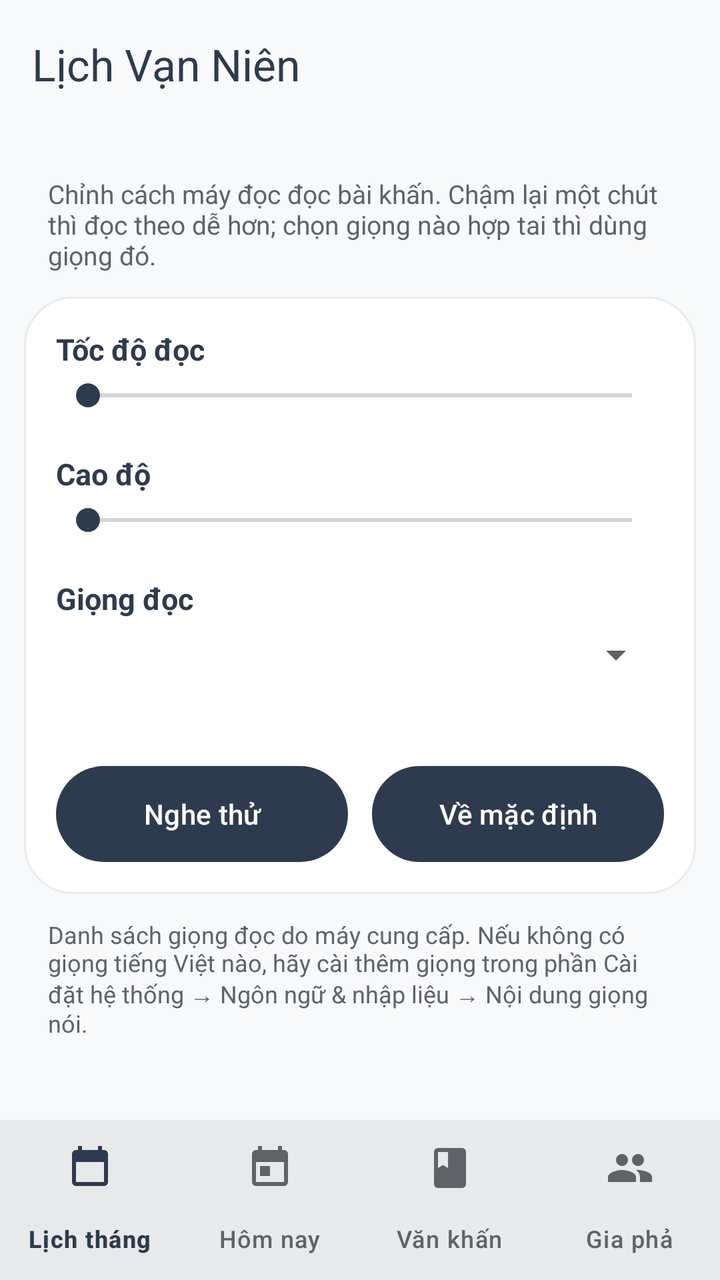
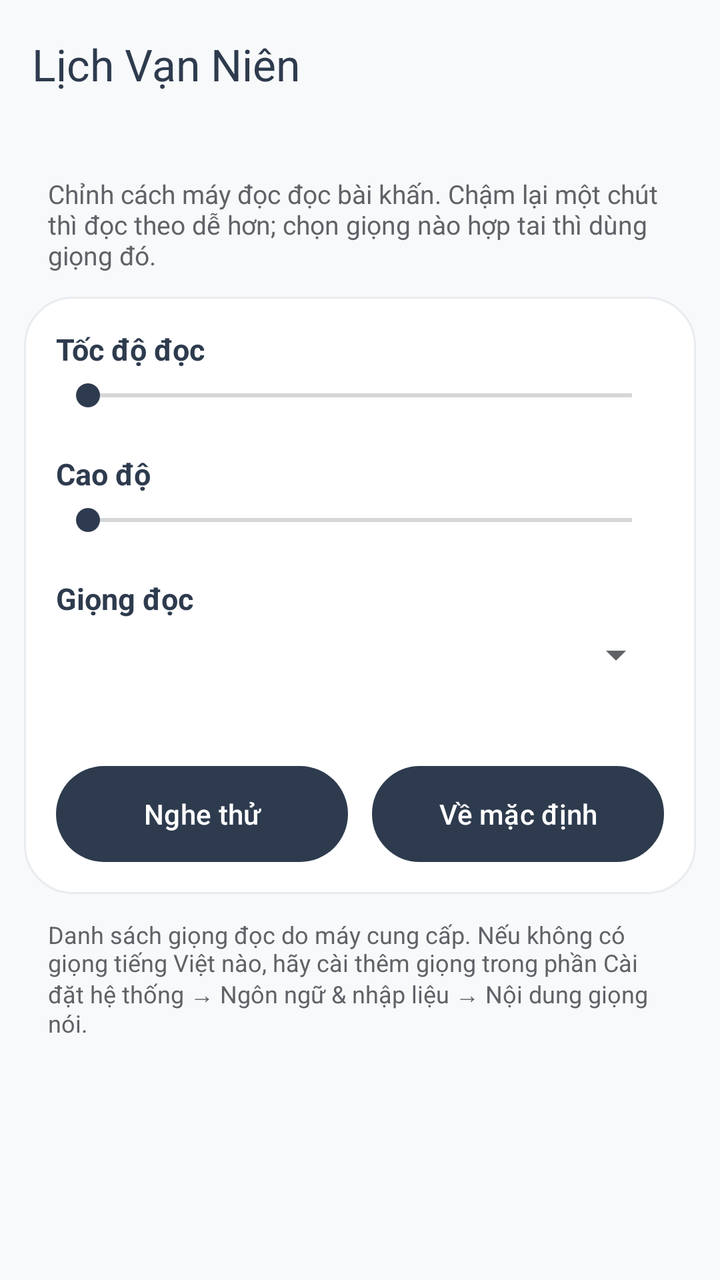

Two renders of the same Android screen: before a commit and after it. Below are the layout's source before the change and the commit's diff.
<!-- AndroidManifest.xml: activity theme AppTheme -->
<!-- res/layout/activity_tts_settings.xml -->
<?xml version="1.0" encoding="utf-8"?>
<LinearLayout xmlns:android="http://schemas.android.com/apk/res/android"
    xmlns:app="http://schemas.android.com/apk/res-auto"
    android:layout_width="match_parent"
    android:layout_height="match_parent"
    android:background="?attr/colorSurface"
    android:orientation="vertical"
    android:id="@+id/app_root">

    <include layout="@layout/app_header" />
    <LinearLayout
        android:id="@+id/app_body"
        android:layout_width="match_parent"
        android:layout_height="0dp"
        android:layout_weight="1"
        android:orientation="vertical">


    <ScrollView
        android:layout_width="match_parent"
        android:layout_height="match_parent">

        <LinearLayout
            android:layout_width="match_parent"
            android:layout_height="wrap_content"
            android:orientation="vertical"
            android:padding="12dp">

            <TextView
                android:layout_width="match_parent"
                android:layout_height="wrap_content"
                android:padding="12dp"
                android:text="Chỉnh cách máy đọc đọc bài khấn. Chậm lại một chút thì đọc theo dễ hơn; chọn giọng nào hợp tai thì dùng giọng đó."
                android:textColor="@color/textSecondary"
                android:textSize="13sp" />

            <LinearLayout
                android:layout_width="match_parent"
                android:layout_height="wrap_content"
                android:background="@drawable/month_card_background"
                android:orientation="vertical"
                android:padding="16dp">

                <TextView
                    android:id="@+id/speech_rate_label"
                    android:layout_width="match_parent"
                    android:layout_height="wrap_content"
                    android:text="Tốc độ đọc"
                    android:textColor="@color/textPrimary"
                    android:textSize="15sp"
                    android:textStyle="bold" />

                <SeekBar
                    android:id="@+id/speech_rate_seek"
                    android:layout_width="match_parent"
                    android:layout_height="wrap_content"
                    android:layout_marginTop="4dp"
                    android:layout_marginBottom="20dp"
                    android:max="100"
                    android:progressTint="@color/primaryColor"
                    android:thumbTint="@color/primaryColor" />

                <TextView
                    android:id="@+id/speech_pitch_label"
                    android:layout_width="match_parent"
                    android:layout_height="wrap_content"
                    android:text="Cao độ"
                    android:textColor="@color/textPrimary"
                    android:textSize="15sp"
                    android:textStyle="bold" />

                <SeekBar
                    android:id="@+id/speech_pitch_seek"
                    android:layout_width="match_parent"
                    android:layout_height="wrap_content"
                    android:layout_marginTop="4dp"
                    android:layout_marginBottom="20dp"
                    android:max="100"
                    android:progressTint="@color/primaryColor"
                    android:thumbTint="@color/primaryColor" />

                <TextView
                    android:layout_width="match_parent"
                    android:layout_height="wrap_content"
                    android:text="Giọng đọc"
                    android:textColor="@color/textPrimary"
                    android:textSize="15sp"
                    android:textStyle="bold" />

                <Spinner
                    android:id="@+id/speech_voice_spinner"
                    android:layout_width="match_parent"
                    android:layout_height="wrap_content"
                    android:layout_marginTop="6dp" />

                <TextView
                    android:id="@+id/speech_voice_state"
                    android:layout_width="match_parent"
                    android:layout_height="wrap_content"
                    android:layout_marginTop="10dp"
                    android:textColor="@color/textSecondary"
                    android:textSize="13sp" />

                <LinearLayout
                    android:layout_width="match_parent"
                    android:layout_height="wrap_content"
                    android:layout_marginTop="16dp"
                    android:orientation="horizontal">

                    <Button
                        android:id="@+id/speech_preview_button"
                        android:layout_width="0dp"
                        android:layout_height="48dp"
                        android:layout_marginEnd="6dp"
                        android:layout_weight="1"
                        android:background="@drawable/month_primary_button_background"
                        android:text="Nghe thử"
                        android:textColor="@color/textLight"
                        android:textSize="14sp" />

                    <Button
                        android:id="@+id/speech_reset_button"
                        android:layout_width="0dp"
                        android:layout_height="48dp"
                        android:layout_marginStart="6dp"
                        android:layout_weight="1"
                        android:background="@drawable/button_modern"
                        android:text="Về mặc định"
                        android:textColor="@color/textLight"
                        android:textSize="14sp" />
                </LinearLayout>
            </LinearLayout>

            <TextView
                android:layout_width="match_parent"
                android:layout_height="wrap_content"
                android:padding="12dp"
                android:text="Danh sách giọng đọc do máy cung cấp. Nếu không có giọng tiếng Việt nào, hãy cài thêm giọng trong phần Cài đặt hệ thống → Ngôn ngữ &amp; nhập liệu → Nội dung giọng nói."
                android:textColor="@color/textSecondary"
                android:textSize="12sp" />

        </LinearLayout>
    </ScrollView>

        </LinearLayout>

<include layout="@layout/app_bottom_nav" />

</LinearLayout>
<!-- res/layout/app_header.xml (included above) -->
<?xml version="1.0" encoding="utf-8"?>
<com.google.android.material.appbar.MaterialToolbar xmlns:android="http://schemas.android.com/apk/res/android"
    xmlns:app="http://schemas.android.com/apk/res-auto"
    android:id="@+id/toolbar"
    android:layout_width="match_parent"
    android:layout_height="?attr/actionBarSize"
    android:background="?attr/colorSurface"
    android:elevation="0dp"
    app:navigationIconTint="?attr/colorOnSurface"
    app:title="@string/app_name"
    app:titleTextColor="?attr/colorOnSurface" />
<!-- res/layout/app_bottom_nav.xml (included above) -->
<?xml version="1.0" encoding="utf-8"?>
<com.google.android.material.bottomnavigation.BottomNavigationView xmlns:android="http://schemas.android.com/apk/res/android"
    xmlns:app="http://schemas.android.com/apk/res-auto"
    android:id="@+id/bottom_navigation"
    android:layout_width="match_parent"
    android:layout_height="wrap_content"
    android:background="?attr/colorSurface"
    android:elevation="3dp"
    app:itemIconTint="@color/bottom_nav_item_color"
    app:itemTextColor="@color/bottom_nav_item_color"
    app:labelVisibilityMode="labeled"
    app:menu="@menu/main_bottom_nav" />
<!-- resources referenced by this layout -->
<resources>
  <color name="primaryColor">#2E3B4E</color>
  <color name="textLight">#FFFFFF</color>
  <color name="textPrimary">#2E3B4E</color>
  <color name="textSecondary">#5F6368</color>
  <!-- drawable button_modern (drawable) -->
  <?xml version="1.0" encoding="utf-8"?>
  <selector xmlns:android="http://schemas.android.com/apk/res/android">
      <item android:state_pressed="true">
          <shape android:shape="rectangle">
              <gradient
                  android:angle="45"
                  android:startColor="@color/primaryDarkColor"
                  android:endColor="@color/primaryColor"
                  android:type="linear" />
              <corners android:radius="25dp" />
              <stroke
                  android:width="2dp"
                  android:color="@color/secondaryColor" />
          </shape>
      </item>
      
      <item>
          <shape android:shape="rectangle">
              <gradient
                  android:angle="45"
                  android:startColor="@color/primaryColor"
                  android:endColor="@color/primaryLightColor"
                  android:type="linear" />
              <corners android:radius="25dp" />
              <stroke
                  android:width="1dp"
                  android:color="@color/secondaryColor" />
          </shape>
      </item>
  </selector>
  <!-- drawable month_card_background (drawable) -->
  <?xml version="1.0" encoding="utf-8"?>
  <shape xmlns:android="http://schemas.android.com/apk/res/android">
      <solid android:color="?attr/colorSurfaceVariant" />
      <corners android:radius="24dp" />
      <stroke
          android:width="1dp"
          android:color="?attr/colorOutline" />
  </shape>
  <!-- drawable month_primary_button_background (drawable) -->
  <?xml version="1.0" encoding="utf-8"?>
  <shape xmlns:android="http://schemas.android.com/apk/res/android">
      <solid android:color="@color/weekendColor" />
      <corners android:radius="24dp" />
  </shape>
  <string name="app_name">Lịch Vạn Niên</string>
  <style name="AppTheme" parent="Theme.Material3.Light.NoActionBar">
          <item name="colorPrimary">@color/primaryColor</item>
          <item name="colorOnPrimary">@color/textLight</item>
          <item name="colorPrimaryContainer">@color/monthTonal</item>
          <item name="colorOnPrimaryContainer">@color/primaryDarkColor</item>
          <item name="colorSecondary">@color/secondaryColor</item>
          <item name="colorOnSecondary">@color/textLight</item>
          <item name="colorSecondaryContainer">@color/monthTonal</item>
          <item name="colorOnSecondaryContainer">@color/primaryDarkColor</item> 
          <item name="colorSurface">@color/backgroundPrimary</item>
          <item name="colorOnSurface">@color/textPrimary</item>
          <item name="colorSurfaceVariant">@color/backgroundSecondary</item>
          <item name="colorOnSurfaceVariant">@color/textSecondary</item>
          <item name="colorOutline">@color/cardBorder</item>
          <item name="android:windowBackground">@color/backgroundPrimary</item>
          <item name="android:statusBarColor">@android:color/transparent</item>
          <item name="android:navigationBarColor">@android:color/transparent</item>
          <item name="android:windowLightStatusBar">true</item>
          <item name="android:windowLightNavigationBar">true</item>
          <item name="android:textColorPrimary">@color/textPrimary</item>
          <item name="android:textColorSecondary">@color/textSecondary</item>
      </style>
  <color name="primaryDarkColor">#1A2332</color>
  <color name="secondaryColor">#C2185B</color>
  <color name="primaryLightColor">#4A5C7A</color>
  <color name="weekendColor">#C2185B</color>
  <color name="monthTonal">#FCE4EC</color>
  <color name="backgroundPrimary">#F8F9FA</color>
  <color name="backgroundSecondary">#FFFFFF</color>
  <color name="cardBorder">#E9ECEF</color>
</resources>

<!-- the commit's change to res/layout/activity_tts_settings.xml (unified diff, before → after) -->
@@ -142,11 +142,7 @@
         </LinearLayout>
     </ScrollView>
 
-        </LinearLayout>
-
-<include layout="@layout/app_bottom_nav" />
-
-</LinearLayout>
+        </LinearLayout></LinearLayout>
 <!-- res/layout/app_header.xml (included above) -->
 <?xml version="1.0" encoding="utf-8"?>
 <com.google.android.material.appbar.MaterialToolbar xmlns:android="http://schemas.android.com/apk/res/android"
@@ -159,16 +155,3 @@
     app:navigationIconTint="?attr/colorOnSurface"
     app:title="@string/app_name"
     app:titleTextColor="?attr/colorOnSurface" />
-<!-- res/layout/app_bottom_nav.xml (included above) -->
-<?xml version="1.0" encoding="utf-8"?>
-<com.google.android.material.bottomnavigation.BottomNavigationView xmlns:android="http://schemas.android.com/apk/res/android"
-    xmlns:app="http://schemas.android.com/apk/res-auto"
-    android:id="@+id/bottom_navigation"
-    android:layout_width="match_parent"
-    android:layout_height="wrap_content"
-    android:background="?attr/colorSurface"
-    android:elevation="3dp"
-    app:itemIconTint="@color/bottom_nav_item_color"
-    app:itemTextColor="@color/bottom_nav_item_color"
-    app:labelVisibilityMode="labeled"
-    app:menu="@menu/main_bottom_nav" />
